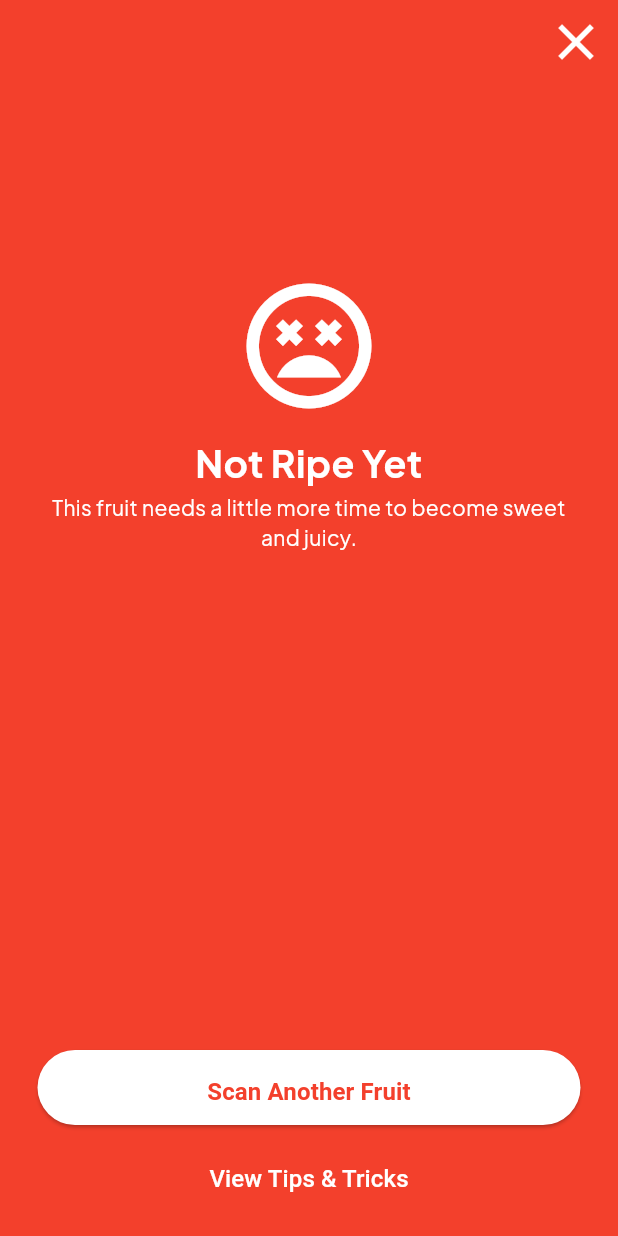
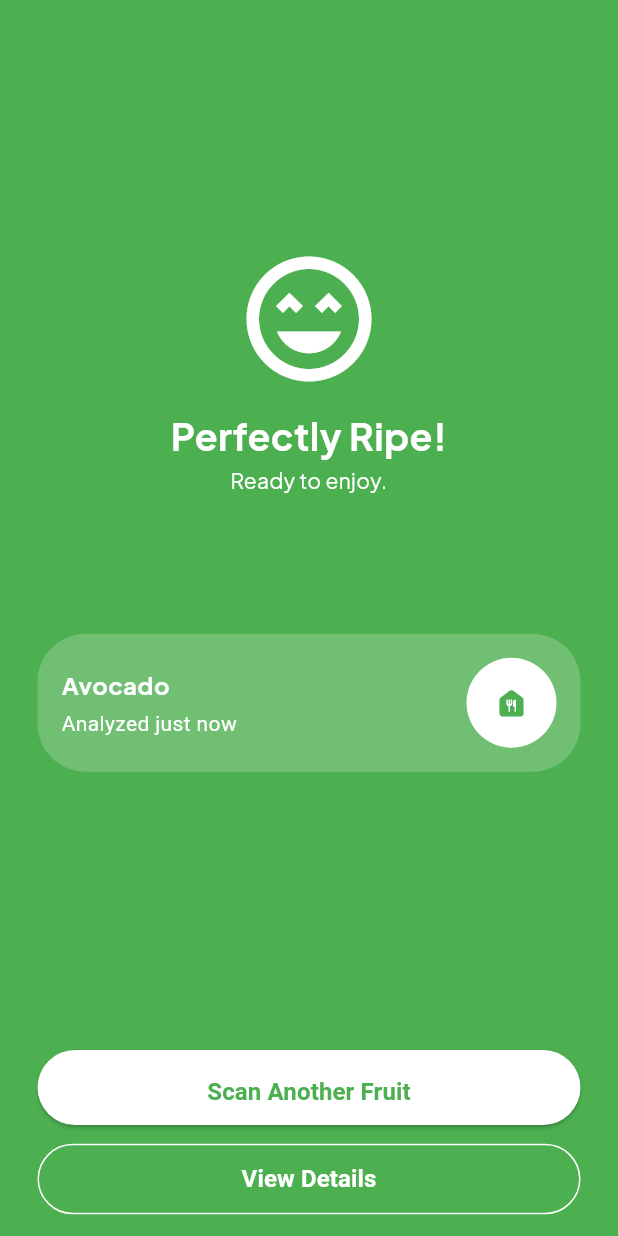
Before and after one commit to BanhKheo/Knock_To_Know, a Flutter app: the screen it shows after launch, on a phone screen of 412 x 824 dp. Run offline on Flutter 3.47's test engine with Material 3 defaults, Android fonts, the light colour scheme and no system bars; our stand-ins replace animated_text_kit, camera, google_fonts.

Commit message:
update layout ripeness

```diff
--- a/lib/features/ripeness_result/ripeness_result_screen.dart
+++ b/lib/features/ripeness_result/ripeness_result_screen.dart
@@ -146,7 +146,7 @@ class RipenessResultScreen extends StatelessWidget {
       padding: const EdgeInsets.all(16),
       decoration: BoxDecoration(
         color: const Color.fromRGBO(255, 255, 255, 0.2), // Semi-transparent white
-        borderRadius: BorderRadius.circular(30),
+        borderRadius: BorderRadius.circular(32),
       ),
       child: Row(
         children: [
@@ -167,7 +167,7 @@ class RipenessResultScreen extends StatelessWidget {
                 const SizedBox(height: 4),
                 const Text(
                   'Analyzed just now',
-                  style: TextStyle(color: Colors.white, fontSize: 12),
+                  style: TextStyle(color: Colors.white, fontSize: 14),
                 ),
               ],
             ),
--- a/lib/main.dart
+++ b/lib/main.dart
@@ -23,8 +23,8 @@ class MyApp extends StatelessWidget {
 
       // 2. SET 'home' TO YOUR SPLASH SCREEN
       home: const RipenessResultScreen(
-            isRipe: false,
-            fruitName: "Vocado"
+            isRipe: true,
+            fruitName: "Avocado"
       ), // This screen will load first
 
       debugShowCheckedModeBanner: false,
```
